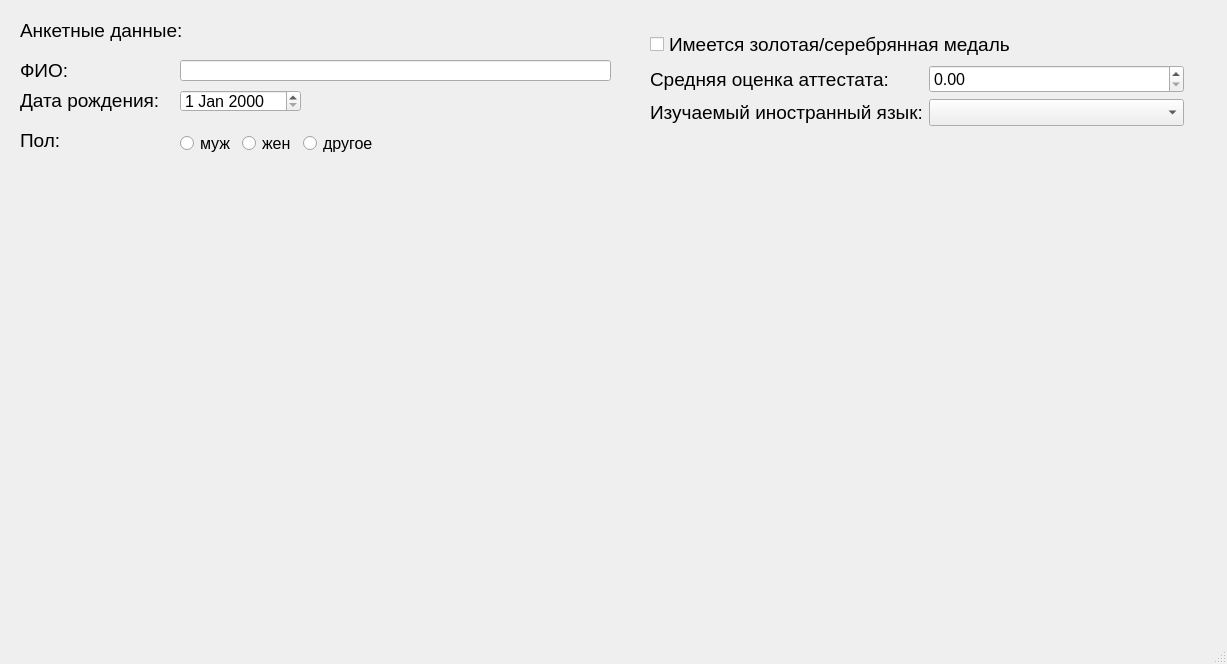
LowArtem/QtProject, file ZhikharevVar8/mainwindow.ui: the form before one commit.
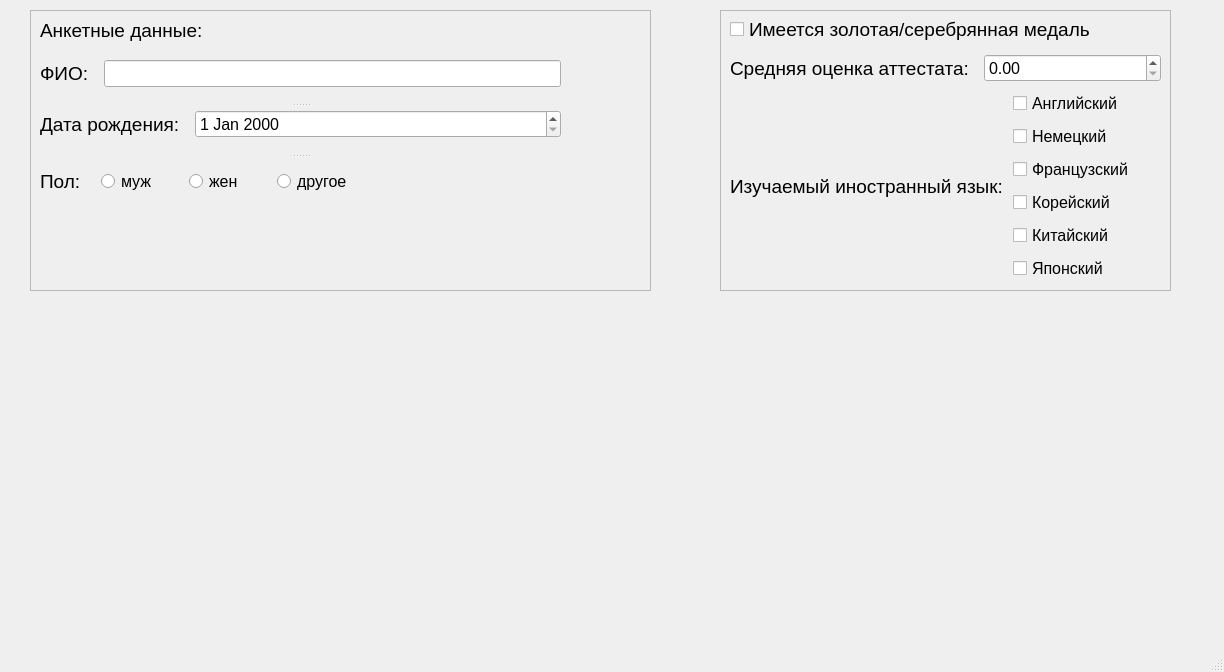
The form after the commit. Icons and pictures are not drawn.

Commit message: Fix style errors

```diff
--- a/ZhikharevVar8/mainwindow.ui
+++ b/ZhikharevVar8/mainwindow.ui
@@ -6,8 +6,8 @@
    <rect>
     <x>0</x>
     <y>0</y>
-    <width>1227</width>
-    <height>664</height>
+    <width>1224</width>
+    <height>672</height>
    </rect>
   </property>
   <property name="minimumSize">
@@ -37,24 +37,59 @@
    </size>
   </property>
   <widget class="QWidget" name="centralwidget">
-   <widget class="QWidget" name="personalDataWidget" native="true">
+   <widget class="QFrame" name="personalDataFrame">
     <property name="geometry">
      <rect>
-      <x>10</x>
+      <x>30</x>
       <y>10</y>
       <width>621</width>
+      <height>281</height>
+     </rect>
+    </property>
+    <property name="frameShape">
+     <enum>QFrame::StyledPanel</enum>
+    </property>
+    <widget class="QLabel" name="personalDataLabel">
+     <property name="geometry">
+      <rect>
+       <x>10</x>
+       <y>10</y>
+       <width>171</width>
+       <height>21</height>
+      </rect>
+     </property>
+     <property name="font">
+      <font>
+       <family>Tahoma</family>
+       <pointsize>14</pointsize>
+      </font>
+     </property>
+     <property name="text">
+      <string>Анкетные данные:</string>
+     </property>
+    </widget>
+    <widget class="QSplitter" name="splitter">
+     <property name="geometry">
+      <rect>
+       <x>10</x>
+       <y>50</y>
+       <width>521</width>
       <height>161</height>
      </rect>
     </property>
+     <property name="orientation">
+      <enum>Qt::Vertical</enum>
+     </property>
+     <property name="handleWidth">
+      <number>10</number>
+     </property>
+     <widget class="QWidget" name="">
+      <layout class="QFormLayout" name="formLayout_2">
+       <property name="horizontalSpacing">
+        <number>15</number>
+       </property>
+       <item row="0" column="0">
     <widget class="QLabel" name="nameLabel">
-     <property name="geometry">
-      <rect>
-       <x>10</x>
-       <y>50</y>
-       <width>91</width>
-       <height>21</height>
-      </rect>
-     </property>
      <property name="font">
       <font>
        <family>Tahoma</family>
@@ -65,15 +100,9 @@
       <string>ФИО:</string>
      </property>
     </widget>
+       </item>
+       <item row="0" column="1">
     <widget class="QLineEdit" name="nameLine">
-     <property name="geometry">
-      <rect>
-       <x>170</x>
-       <y>50</y>
-       <width>431</width>
-       <height>21</height>
-      </rect>
-     </property>
      <property name="text">
       <string/>
      </property>
@@ -81,25 +110,16 @@
       <number>45</number>
      </property>
     </widget>
-    <widget class="QDateEdit" name="birthdateEdit">
-     <property name="geometry">
-      <rect>
-       <x>170</x>
-       <y>80</y>
-       <width>121</width>
-       <height>22</height>
-      </rect>
-     </property>
-    </widget>
+       </item>
+      </layout>
+     </widget>
+     <widget class="QWidget" name="">
+      <layout class="QFormLayout" name="formLayout_3">
+       <property name="horizontalSpacing">
+        <number>15</number>
+       </property>
+       <item row="0" column="0">
     <widget class="QLabel" name="birthdateLabel">
-     <property name="geometry">
-      <rect>
-       <x>10</x>
-       <y>80</y>
-       <width>141</width>
-       <height>21</height>
-      </rect>
-     </property>
      <property name="font">
       <font>
        <family>Tahoma</family>
@@ -110,15 +130,22 @@
       <string>Дата рождения:</string>
      </property>
     </widget>
+       </item>
+       <item row="0" column="1">
+        <widget class="QDateEdit" name="birthdateEdit"/>
+       </item>
+      </layout>
+     </widget>
+     <widget class="QWidget" name="">
+      <layout class="QFormLayout" name="formLayout_4">
+       <property name="horizontalSpacing">
+        <number>20</number>
+       </property>
+       <property name="rightMargin">
+        <number>200</number>
+       </property>
+       <item row="0" column="0">
     <widget class="QLabel" name="sexLabel">
-     <property name="geometry">
-      <rect>
-       <x>10</x>
-       <y>120</y>
-       <width>141</width>
-       <height>21</height>
-      </rect>
-     </property>
      <property name="font">
       <font>
        <family>Tahoma</family>
@@ -129,35 +156,18 @@
       <string>Пол:</string>
      </property>
     </widget>
-    <widget class="QLabel" name="personalDataLabel">
-     <property name="geometry">
-      <rect>
-       <x>10</x>
-       <y>10</y>
-       <width>171</width>
-       <height>21</height>
-      </rect>
-     </property>
-     <property name="font">
-      <font>
-       <family>Tahoma</family>
-       <pointsize>14</pointsize>
-      </font>
-     </property>
-     <property name="text">
-      <string>Анкетные данные:</string>
-     </property>
-    </widget>
-    <widget class="QWidget" name="">
-     <property name="geometry">
-      <rect>
-       <x>170</x>
-       <y>120</y>
-       <width>198</width>
-       <height>27</height>
-      </rect>
-     </property>
+       </item>
+       <item row="0" column="1">
      <layout class="QHBoxLayout" name="sexHL">
+         <property name="spacing">
+          <number>4</number>
+         </property>
+         <property name="topMargin">
+          <number>8</number>
+         </property>
+         <property name="bottomMargin">
+          <number>8</number>
+         </property>
       <item>
        <widget class="QRadioButton" name="maleRB">
         <property name="text">
@@ -180,19 +190,46 @@
        </widget>
       </item>
      </layout>
-    </widget>
-   </widget>
+       </item>
+      </layout>
+     </widget>
+    </widget>
+   </widget>
+   <widget class="QFrame" name="schoolFrame">
+    <property name="geometry">
+     <rect>
+      <x>720</x>
+      <y>10</y>
+      <width>451</width>
+      <height>281</height>
+     </rect>
+    </property>
+    <property name="frameShape">
+     <enum>QFrame::StyledPanel</enum>
+    </property>
+    <property name="frameShadow">
+     <enum>QFrame::Plain</enum>
+    </property>
    <widget class="QWidget" name="">
     <property name="geometry">
      <rect>
-      <x>650</x>
-      <y>30</y>
-      <width>534</width>
-      <height>111</height>
-     </rect>
-    </property>
-    <layout class="QFormLayout" name="schoolLayout">
-     <item row="0" column="0" colspan="2">
+       <x>10</x>
+       <y>0</y>
+       <width>431</width>
+       <height>275</height>
+      </rect>
+     </property>
+     <layout class="QVBoxLayout" name="verticalLayout_3">
+      <property name="spacing">
+       <number>10</number>
+      </property>
+      <property name="topMargin">
+       <number>5</number>
+      </property>
+      <property name="bottomMargin">
+       <number>5</number>
+      </property>
+      <item>
       <widget class="QCheckBox" name="medalCB">
        <property name="font">
         <font>
@@ -205,7 +242,17 @@
        </property>
       </widget>
      </item>
-     <item row="1" column="0">
+      <item>
+       <layout class="QVBoxLayout" name="verticalLayout_2">
+        <property name="spacing">
+         <number>10</number>
+        </property>
+        <item>
+         <layout class="QFormLayout" name="formLayout">
+          <property name="horizontalSpacing">
+           <number>15</number>
+          </property>
+          <item row="0" column="0">
       <widget class="QLabel" name="averageScoreLabel">
        <property name="font">
         <font>
@@ -218,10 +265,17 @@
        </property>
       </widget>
      </item>
-     <item row="1" column="1">
+          <item row="0" column="1">
       <widget class="QDoubleSpinBox" name="averageScoreDB"/>
      </item>
-     <item row="2" column="0">
+         </layout>
+        </item>
+        <item>
+         <layout class="QHBoxLayout" name="horizontalLayout">
+          <property name="spacing">
+           <number>10</number>
+          </property>
+          <item>
       <widget class="QLabel" name="foreignLangLabel">
        <property name="font">
         <font>
@@ -234,47 +288,58 @@
        </property>
       </widget>
      </item>
-     <item row="2" column="1">
-      <widget class="QComboBox" name="foreignLangCombBox">
-       <property name="maxCount">
-        <number>6</number>
-       </property>
-       <property name="placeholderText">
-        <string>Изучаемый иностранный язык</string>
-       </property>
        <item>
+           <layout class="QVBoxLayout" name="verticalLayout">
+            <item>
+             <widget class="QCheckBox" name="engCB">
         <property name="text">
          <string>Английский</string>
         </property>
+             </widget>
        </item>
        <item>
+             <widget class="QCheckBox" name="gerCB">
         <property name="text">
          <string>Немецкий</string>
         </property>
+             </widget>
        </item>
        <item>
+             <widget class="QCheckBox" name="frCB">
         <property name="text">
          <string>Французский</string>
         </property>
+             </widget>
        </item>
        <item>
+             <widget class="QCheckBox" name="korCB">
         <property name="text">
          <string>Корейский</string>
         </property>
+             </widget>
        </item>
        <item>
+             <widget class="QCheckBox" name="chinCB">
         <property name="text">
          <string>Китайский</string>
         </property>
+             </widget>
        </item>
        <item>
+             <widget class="QCheckBox" name="japCB">
         <property name="text">
          <string>Японский</string>
         </property>
-       </item>
       </widget>
      </item>
     </layout>
+          </item>
+         </layout>
+        </item>
+       </layout>
+      </item>
+     </layout>
+    </widget>
    </widget>
   </widget>
   <widget class="QMenuBar" name="menubar">
@@ -282,7 +347,7 @@
     <rect>
      <x>0</x>
      <y>0</y>
-     <width>1227</width>
+     <width>1224</width>
      <height>24</height>
     </rect>
    </property>
```
Lines whose indentation alone changed are shown as unchanged.
